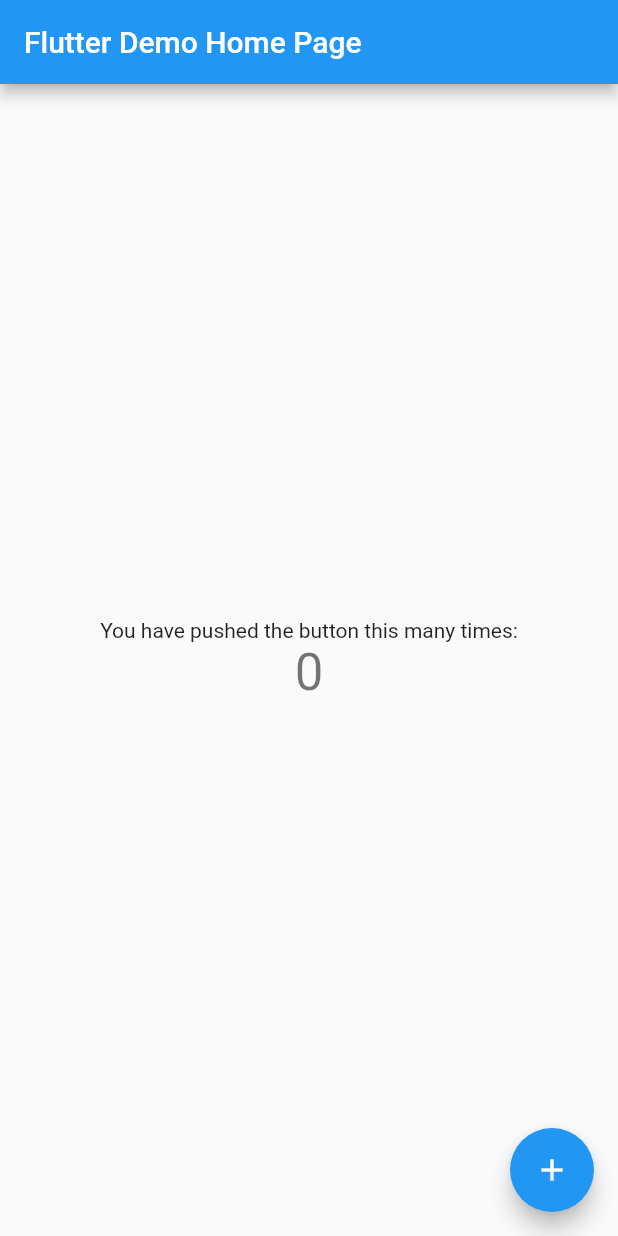
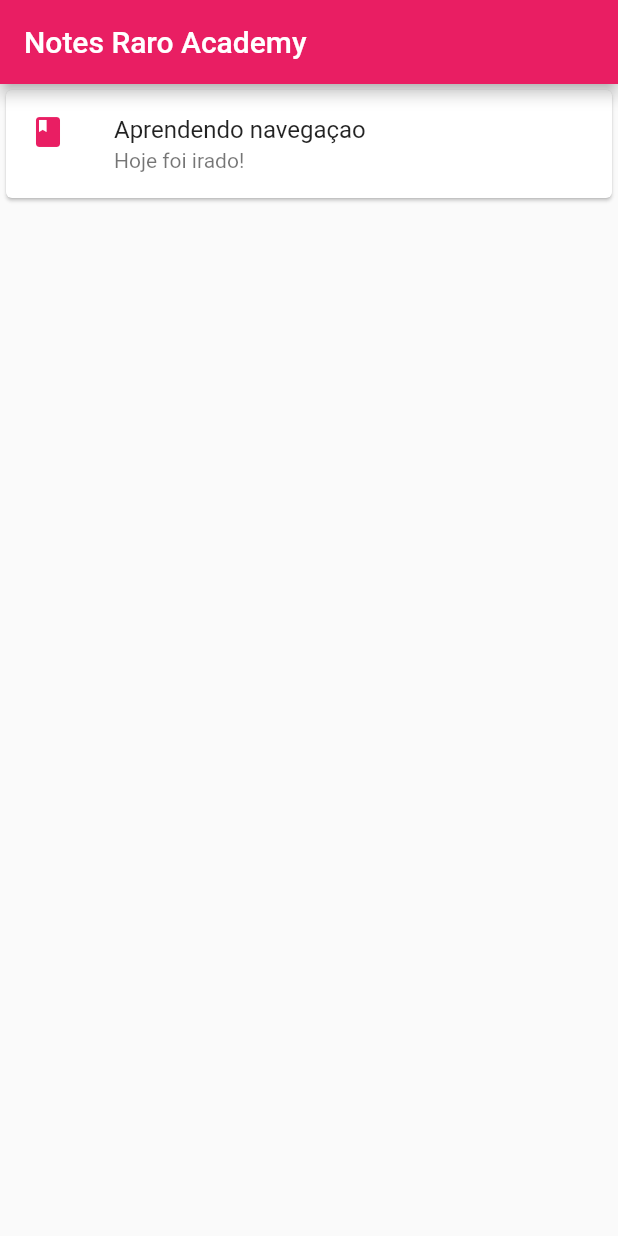
Before and after one commit to dan7sc/flutter-notes, a Flutter app: the screen it shows after launch, on a phone screen of 412 x 824 dp. Run offline on Flutter 3.47's test engine with Material 2 defaults, Android fonts, the phone set to English and light mode, and no system bars.

Commit message:
Add home page with a card

```diff
--- /dev/null
+++ b/lib/home_page.dart
@@ -0,0 +1,33 @@
+import 'package:flutter/material.dart';
+
+class HomePage extends StatefulWidget {
+  const HomePage({Key? key}) : super(key: key);
+
+  @override
+  _HomePageState createState() => _HomePageState();
+}
+
+class _HomePageState extends State<HomePage> {
+  @override
+  Widget build(BuildContext context) {
+    return Scaffold(
+      appBar: AppBar(
+        title: Text("Notes Raro Academy"),
+      ),
+      body: Column(
+        children: [
+          Card(
+            child: ListTile(
+              leading: Icon(
+                Icons.book,
+                color: Colors.pink,
+              ),
+              title: Text("Aprendendo navegaçao"),
+              subtitle: Text("Hoje foi irado!"),
+            ),
+          ),
+        ],
+      ),
+    );
+  }
+}
--- a/lib/main.dart
+++ b/lib/main.dart
@@ -1,4 +1,5 @@
 import 'package:flutter/material.dart';
+import 'package:notes/home_page.dart';
 
 void main() {
   runApp(MyApp());
@@ -10,56 +11,9 @@ class MyApp extends StatelessWidget {
     return MaterialApp(
       title: 'Flutter Demo',
       theme: ThemeData(
-        primarySwatch: Colors.blue,
+        primarySwatch: Colors.pink,
       ),
-      home: MyHomePage(title: 'Flutter Demo Home Page'),
+      home: HomePage(),
     );
   }
 }
-
-class MyHomePage extends StatefulWidget {
-  MyHomePage({Key? key, required this.title}) : super(key: key);
-
-  final String title;
-
-  @override
-  _MyHomePageState createState() => _MyHomePageState();
-}
-
-class _MyHomePageState extends State<MyHomePage> {
-  int _counter = 0;
-
-  void _incrementCounter() {
-    setState(() {
-      _counter++;
-    });
-  }
-
-  @override
-  Widget build(BuildContext context) {
-    return Scaffold(
-      appBar: AppBar(
-        title: Text(widget.title),
-      ),
-      body: Center(
-        child: Column(
-          mainAxisAlignment: MainAxisAlignment.center,
-          children: <Widget>[
-            Text(
-              'You have pushed the button this many times:',
-            ),
-            Text(
-              '$_counter',
-              style: Theme.of(context).textTheme.headline4,
-            ),
-          ],
-        ),
-      ),
-      floatingActionButton: FloatingActionButton(
-        onPressed: _incrementCounter,
-        tooltip: 'Increment',
-        child: Icon(Icons.add),
-      ),
-    );
-  }
-}
```
